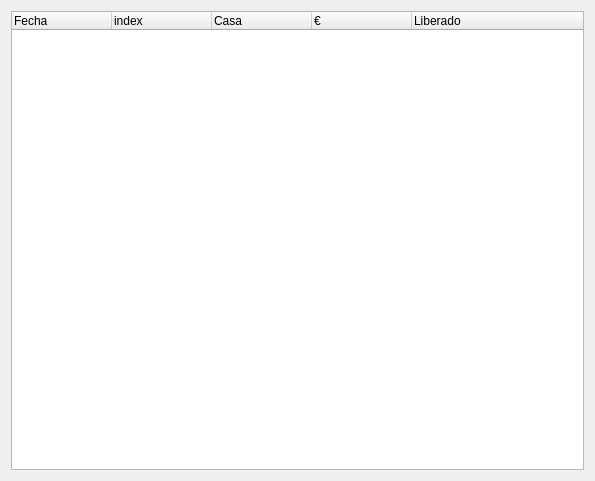
Old version of the form ui/bonus.ui in the repository soker90/betcon.
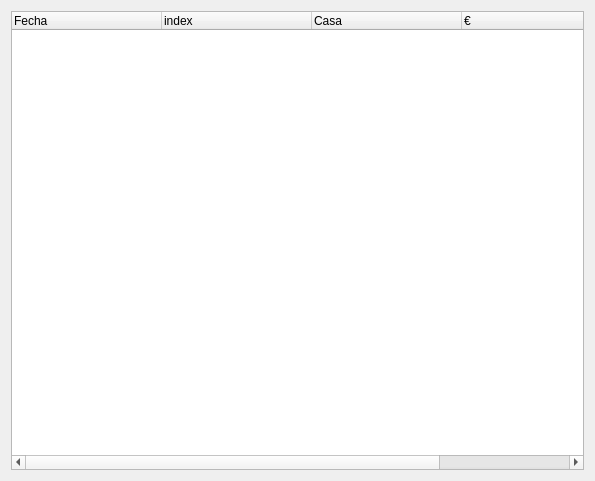
New version of the form.

Patch:
```diff
--- a/ui/bonus.ui
+++ b/ui/bonus.ui
@@ -16,6 +16,9 @@
   <layout class="QVBoxLayout" name="verticalLayout">
    <item>
     <widget class="QTreeWidget" name="treeMain">
+     <attribute name="headerDefaultSectionSize">
+      <number>150</number>
+     </attribute>
      <column>
       <property name="text">
        <string>Fecha</string>
```
